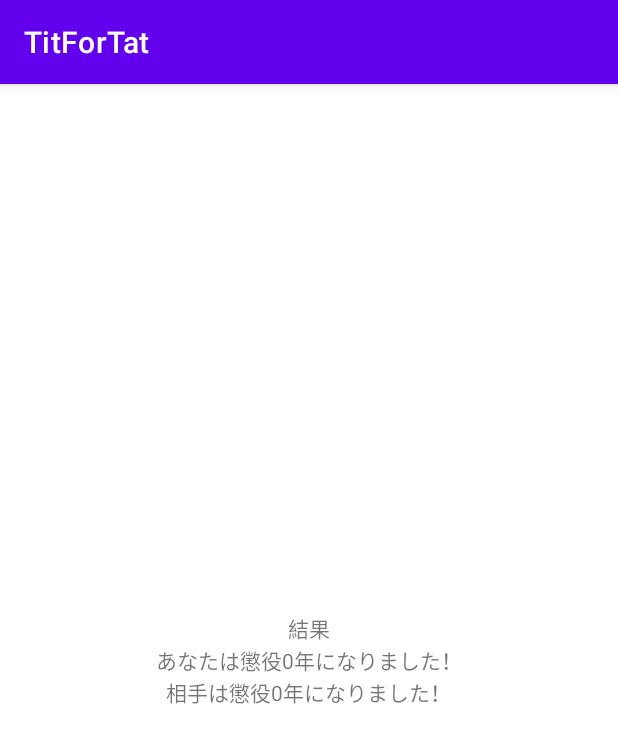
After one commit to Porigon398/TitForTat, an Android app: the ResultActivity screen opened directly, with no data from a screen before it, on a phone screen of 412 x 824 dp. The commit adds this screen. Shown: the top 743 px of the screen. Run offline under Robolectric (Android 15) with nearby library versions, the phone set to English and light mode, and no system bars.

Commit message:
ResultActivityのレイアウトを作る

```diff
--- a/app/src/main/AndroidManifest.xml
+++ b/app/src/main/AndroidManifest.xml
@@ -9,7 +9,8 @@
         android:roundIcon="@mipmap/ic_launcher_round"
         android:supportsRtl="true"
         android:theme="@style/Theme.TitForTat">
-        <activity android:name=".MainActivity"></activity>
+        <activity android:name=".ResultActivity"></activity>
+        <activity android:name=".MainActivity" />
         <activity android:name=".StartActivity">
             <intent-filter>
                 <action android:name="android.intent.action.MAIN" />
--- /dev/null
+++ b/app/src/main/java/com/example/titfortat/ResultActivity.kt
@@ -0,0 +1,11 @@
+package com.example.titfortat
+
+import androidx.appcompat.app.AppCompatActivity
+import android.os.Bundle
+
+class ResultActivity : AppCompatActivity() {
+    override fun onCreate(savedInstanceState: Bundle?) {
+        super.onCreate(savedInstanceState)
+        setContentView(R.layout.activity_result)
+    }
+}
--- /dev/null
+++ b/app/src/main/res/layout/activity_result.xml
@@ -0,0 +1,94 @@
+<?xml version="1.0" encoding="utf-8"?>
+<androidx.constraintlayout.widget.ConstraintLayout xmlns:android="http://schemas.android.com/apk/res/android"
+    xmlns:app="http://schemas.android.com/apk/res-auto"
+    xmlns:tools="http://schemas.android.com/tools"
+    android:layout_width="match_parent"
+    android:layout_height="match_parent"
+    tools:context=".ResultActivity">
+
+    <LinearLayout
+        android:layout_width="match_parent"
+        android:layout_height="match_parent"
+        android:orientation="vertical"
+        android:gravity="center">
+
+        <TextView
+            android:layout_width="wrap_content"
+            android:layout_height="wrap_content"
+            android:text="@string/result"
+            app:layout_constraintBottom_toBottomOf="parent"
+            app:layout_constraintLeft_toLeftOf="parent"
+            app:layout_constraintRight_toRightOf="parent"
+            app:layout_constraintTop_toTopOf="parent" />
+
+        <LinearLayout
+            android:layout_width="wrap_content"
+            android:layout_height="wrap_content"
+            android:orientation="horizontal">
+
+            <TextView
+                android:layout_width="wrap_content"
+                android:layout_height="wrap_content"
+                android:text="@string/you"
+                app:layout_constraintBottom_toBottomOf="parent"
+                app:layout_constraintLeft_toLeftOf="parent"
+                app:layout_constraintRight_toRightOf="parent"
+                app:layout_constraintTop_toTopOf="parent" />
+
+            <TextView
+                android:layout_width="wrap_content"
+                android:layout_height="wrap_content"
+                android:text="@string/zero"
+                app:layout_constraintBottom_toBottomOf="parent"
+                app:layout_constraintLeft_toLeftOf="parent"
+                app:layout_constraintRight_toRightOf="parent"
+                app:layout_constraintTop_toTopOf="parent" />
+
+            <TextView
+                android:layout_width="wrap_content"
+                android:layout_height="wrap_content"
+                android:text="@string/years"
+                app:layout_constraintBottom_toBottomOf="parent"
+                app:layout_constraintLeft_toLeftOf="parent"
+                app:layout_constraintRight_toRightOf="parent"
+                app:layout_constraintTop_toTopOf="parent" />
+
+        </LinearLayout>
+
+        <LinearLayout
+            android:layout_width="wrap_content"
+            android:layout_height="wrap_content"
+            android:orientation="horizontal">
+
+            <TextView
+                android:layout_width="wrap_content"
+                android:layout_height="wrap_content"
+                android:text="@string/opponent"
+                app:layout_constraintBottom_toBottomOf="parent"
+                app:layout_constraintLeft_toLeftOf="parent"
+                app:layout_constraintRight_toRightOf="parent"
+                app:layout_constraintTop_toTopOf="parent" />
+
+            <TextView
+                android:layout_width="wrap_content"
+                android:layout_height="wrap_content"
+                android:text="@string/zero"
+                app:layout_constraintBottom_toBottomOf="parent"
+                app:layout_constraintLeft_toLeftOf="parent"
+                app:layout_constraintRight_toRightOf="parent"
+                app:layout_constraintTop_toTopOf="parent" />
+
+            <TextView
+                android:layout_width="wrap_content"
+                android:layout_height="wrap_content"
+                android:text="@string/years"
+                app:layout_constraintBottom_toBottomOf="parent"
+                app:layout_constraintLeft_toLeftOf="parent"
+                app:layout_constraintRight_toRightOf="parent"
+                app:layout_constraintTop_toTopOf="parent" />
+
+        </LinearLayout>
+
+    </LinearLayout>
+
+</androidx.constraintlayout.widget.ConstraintLayout>
--- a/app/src/main/res/values/strings.xml
+++ b/app/src/main/res/values/strings.xml
@@ -10,4 +10,12 @@
     <string name="question">どうしますか？</string>
     <string name="confess">自白</string>
     <string name="silence">黙秘</string>
+
+    <!-- ResultActivity -->
+    <string name="result">結果</string>
+    <string name="you">あなたは懲役 </string>
+    <string name="opponent">相手は懲役 </string>
+    <string name="zero">0</string>
+    <string name="years"> 年になりました！</string>
+
 </resources>
```
